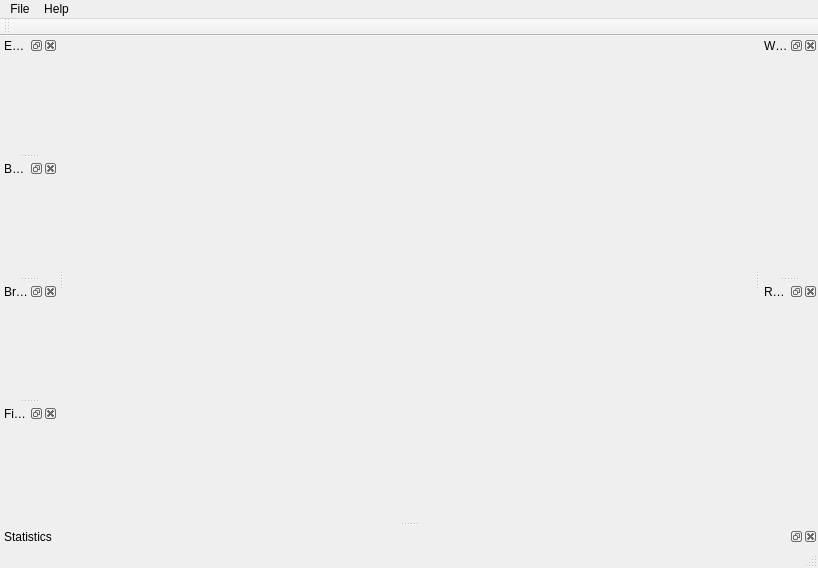
First picture: the form in src/genelab/apps/genelab/creatureviewer/ui/creatureviewerwindow.ui, repository GeneCraft/GeneCraft-Project, before the edit.
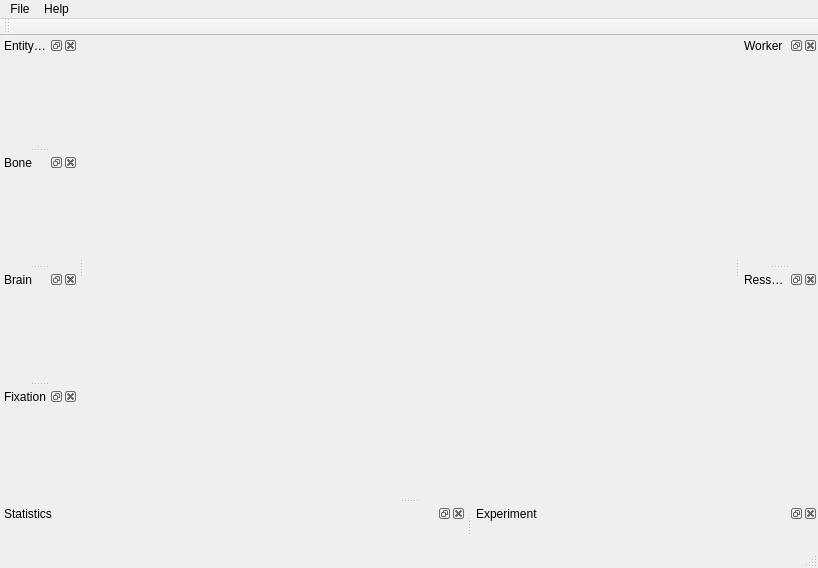
Second picture: the form after the edit. Icons and pictures are not drawn.

```diff
--- a/src/genelab/apps/genelab/creatureviewer/ui/creatureviewerwindow.ui
+++ b/src/genelab/apps/genelab/creatureviewer/ui/creatureviewerwindow.ui
@@ -76,8 +76,8 @@
   <widget class="QDockWidget" name="dwCreature">
    <property name="minimumSize">
     <size>
-     <width>0</width>
-     <height>0</height>
+     <width>78</width>
+     <height>42</height>
     </size>
    </property>
    <property name="windowIcon">
@@ -98,8 +98,8 @@
   <widget class="QDockWidget" name="dwBone">
    <property name="minimumSize">
     <size>
-     <width>0</width>
-     <height>0</height>
+     <width>78</width>
+     <height>42</height>
     </size>
    </property>
    <property name="windowIcon">
@@ -131,8 +131,8 @@
   <widget class="QDockWidget" name="dwBrain">
    <property name="minimumSize">
     <size>
-     <width>0</width>
-     <height>0</height>
+     <width>78</width>
+     <height>42</height>
     </size>
    </property>
    <property name="windowTitle">
@@ -146,8 +146,8 @@
   <widget class="QDockWidget" name="dwFixation">
    <property name="minimumSize">
     <size>
-     <width>0</width>
-     <height>0</height>
+     <width>78</width>
+     <height>42</height>
     </size>
    </property>
    <property name="features">
@@ -164,8 +164,8 @@
   <widget class="QDockWidget" name="dwStats">
    <property name="minimumSize">
     <size>
-     <width>0</width>
-     <height>0</height>
+     <width>78</width>
+     <height>42</height>
     </size>
    </property>
    <property name="allowedAreas">
@@ -182,8 +182,8 @@
   <widget class="QDockWidget" name="dwWorker">
    <property name="minimumSize">
     <size>
-     <width>0</width>
-     <height>0</height>
+     <width>78</width>
+     <height>42</height>
     </size>
    </property>
    <property name="windowTitle">
@@ -197,8 +197,8 @@
   <widget class="QDockWidget" name="dwRessourcesBrowser">
    <property name="minimumSize">
     <size>
-     <width>0</width>
-     <height>0</height>
+     <width>78</width>
+     <height>42</height>
     </size>
    </property>
    <property name="windowTitle">
@@ -209,6 +209,15 @@
    </attribute>
    <widget class="QWidget" name="dockWidgetContents_4"/>
   </widget>
+  <widget class="QDockWidget" name="dwExperiment">
+   <property name="windowTitle">
+    <string>Experiment</string>
+   </property>
+   <attribute name="dockWidgetArea">
+    <number>8</number>
+   </attribute>
+   <widget class="QWidget" name="dockWidgetContents_5"/>
+  </widget>
   <action name="actionSave_selected_creature">
    <property name="icon">
     <iconset resource="../../../../core/ressources/ressources.qrc">
```
Left out of the diff: 3 changed lines with no effect on the pictures.
